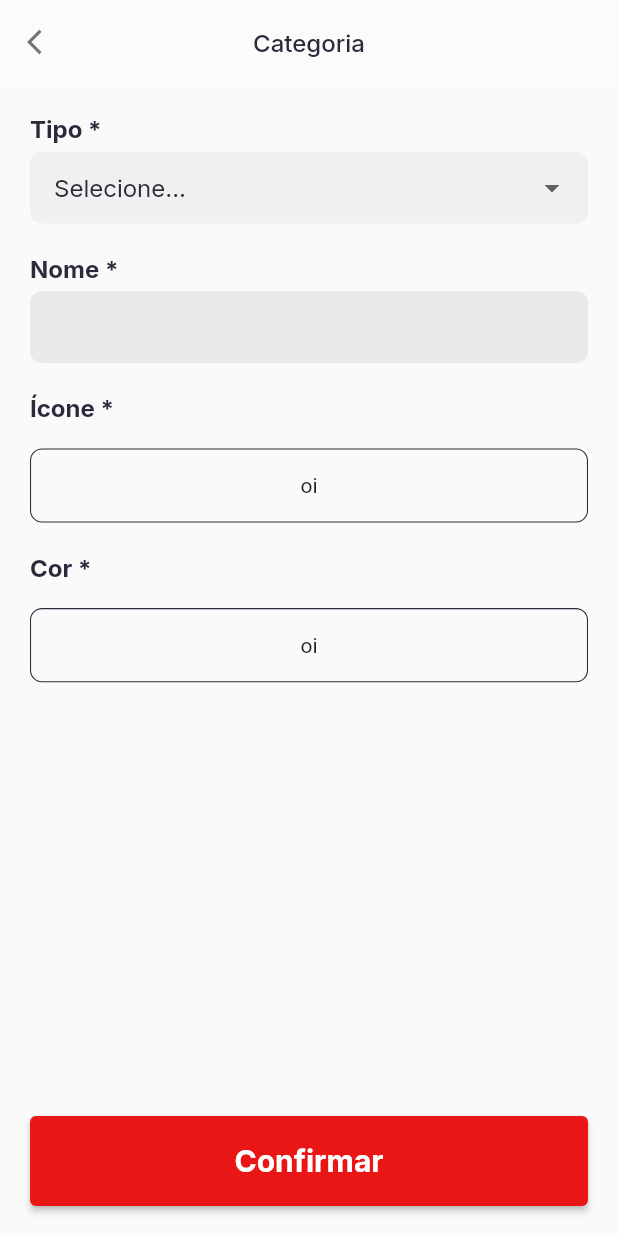
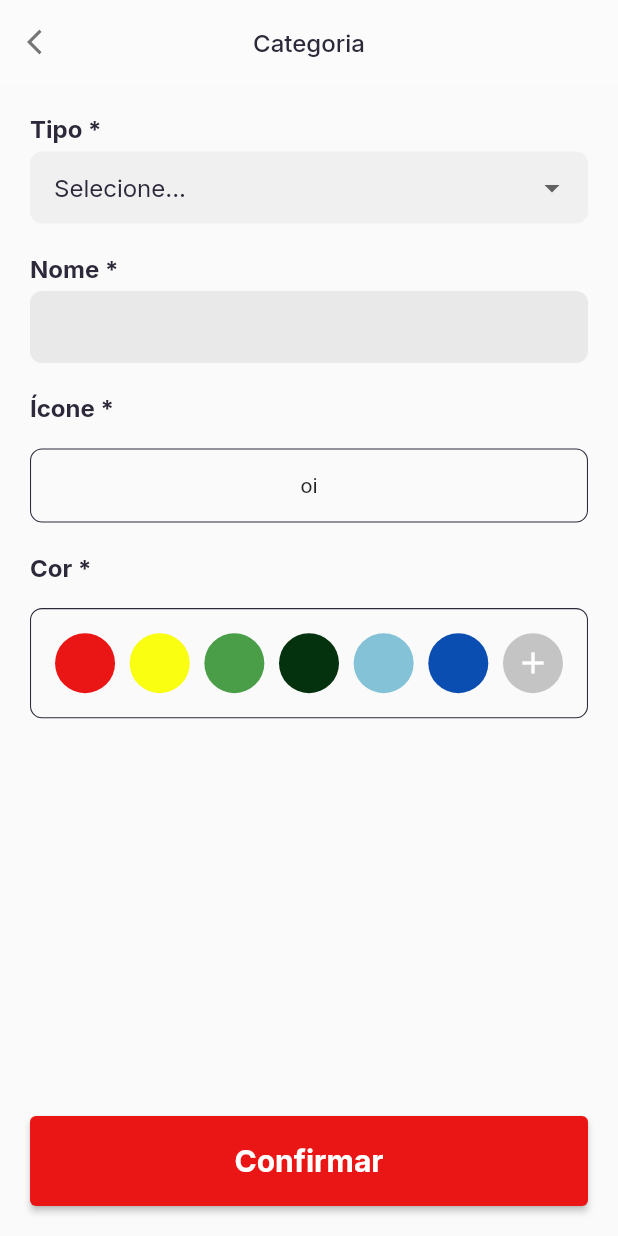
Before and after one commit to julialuciani/hermes_app, a Flutter app: the CategoryFormPage screen opened by its route, on a phone screen of 412 x 824 dp. Run offline on Flutter 3.47's test engine with Material 2 defaults, Android fonts, the phone set to English and light mode, and no system bars; our stand-ins replace cherry_toast, currency_text_input_formatter, dotted_border, event_bus, fl_chart, flutter_bloc and 6 more; accounts and stored records are empty; statements that could not run were skipped.

Commit message:
feat: setting colors and showing highlight colors in content box

```diff
--- a/lib/category/category/category_form_page.dart
+++ b/lib/category/category/category_form_page.dart
@@ -2,6 +2,7 @@ import 'package:flutter/material.dart';
 import 'package:flutter_modular/flutter_modular.dart';
 import 'package:hermes_app/shared/components/movement_type_dropdown/movement_type_dropdown.dart';
 import 'package:hermes_app/shared/components/movement_type_dropdown/movement_type_dropdown_cubit.dart';
+import 'package:hermes_app/shared/theme/app_colors.dart';
 import 'package:hermes_app/shared/widgets/content_box/content_box.dart';
 import 'package:hermes_app/shared/widgets/default_app_bar/default_app_bar.dart';
 import 'package:hermes_app/shared/widgets/default_button/default_button.dart';
@@ -47,9 +48,30 @@ class _CategoryFormPageState extends State<CategoryFormPage> {
               child: Center(child: Text('oi')),
             ),
             const SizedBox(height: 20),
-            const ContentBox(
+            ContentBox(
               outsideLabel: 'Cor *',
-              child: Center(child: Text('oi')),
+              child: Wrap(
+                alignment: WrapAlignment.spaceBetween,
+                spacing: 8,
+                children: [
+                  ...AppColors.colorsToHighlight.map(
+                    (color) {
+                      return CircleAvatar(
+                        backgroundColor: color,
+                        radius: 20,
+                      );
+                    },
+                  ),
+                  CircleAvatar(
+                    radius: 20,
+                    backgroundColor: AppColors.grey,
+                    child: Icon(
+                      Icons.add,
+                      color: AppColors.white,
+                    ),
+                  ),
+                ],
+              ),
             ),
             const SizedBox(height: 120),
           ],
--- a/lib/shared/entities/category_model.dart
+++ b/lib/shared/entities/category_model.dart
@@ -28,11 +28,11 @@ class CategoryModel extends BaseModel<CategoryModel> {
   }
 
   factory CategoryModel.fromMap(Map<String, dynamic> map) {
-    final color = Color.fromRGBO(
+    final color = Color.fromARGB(
+      map['alpha'],
       map['red'],
       map['green'],
       map['blue'],
-      1,
     );
 
     return CategoryModel(
--- a/lib/shared/theme/app_colors.dart
+++ b/lib/shared/theme/app_colors.dart
@@ -3,23 +3,134 @@ import 'package:flutter/material.dart';
 class AppColors {
   AppColors._();
 
+  // Orange/Yellow Tones
+  static Color brightYellow = const Color(0xFFFAFF11);
+  static const Color _yellowOrange2 = Color(0xFFF2D815);
+  static const Color _yellowOrange3 = Color(0xFFE9B11A);
+  static const Color _yellowOrange4 = Color(0xFFE1891E);
+  static const Color _yellowOrange5 = Color(0xFFD86222);
+
+  // Orange Tones
+  static Color lightOrange = const Color(0xFFEC8F5D);
+  static const Color _orange2 = Color(0xFFF08246);
+  static const Color _orange3 = Color(0xFFF4752F);
+  static const Color _orange4 = Color(0xFFF76717);
+  static Color basicOrange = const Color(0xFFFB5A00);
+
+  // Red Tones
+  static Color lightRed = const Color(0xFFF0B4B4);
+  static Color mediumRed = const Color(0xFFDF6262);
+  static Color red = const Color(0xFFEA1616);
+  static Color wine = const Color(0xFF781111);
+  static Color darkWine = const Color(0xFF610A0A);
+
+  // Blue Tones
+  static Color skyBlue = const Color(0xFF83C2D7);
+  static const Color _blue2 = Color(0xFF65A5CE);
+  static Color lightBlue = const Color(0xFF4788C4);
+  static const Color _blue4 = Color(0xFF296BBB);
   static Color darkBlue = const Color(0xFF0B4EB1);
-  static Color wine = const Color(0xFF781111);
-  static Color red = const Color(0xFFEA1616);
+
+  // Light Green Tones
+  static const Color _lightGreen1 = Color(0xFF9CDD9A);
+  static const Color _lightGreen2 = Color(0xFF88CD86);
+  static const Color _lightGreen3 = Color(0xFF73BE71);
+  static const Color _lightGreen4 = Color(0xFF5FAE5D);
+  static const Color _lightGreen5 = Color(0xFF4A9E48);
+
+  // Green/Dark Green Tones
+  static const Color _darkGreen1 = Color(0xFF93D2B6);
+  static const Color _darkGreen2 = Color(0xFF76B295);
+  static const Color _darkGreen3 = Color(0xFF3D7251);
+  static const Color _darkGreen4 = Color(0xFF205230);
+  static Color darkGreen = const Color(0xFF04320E);
+
+  //Purple Tones
+  static const Color _purple1 = Color(0xFF9E81C4);
+  static const Color _purple2 = Color(0xFF9061CD);
+  static const Color _purple3 = Color(0xFF8241D5);
+  static const Color _purple4 = Color(0xFF7320DE);
   static Color purple = const Color(0xFF6500E6);
-  static Color skyBlue = const Color(0xFF83C2D7);
-  static Color lightBlue = const Color(0xFF42ADCF);
-  static Color brightYellow = const Color(0xFFFAFF11);
-  static Color darkGreen = const Color(0xFF04320E);
-  static Color lightOrange = const Color(0xFFF07835);
-  static Color darkWine = const Color(0xFF610A0A);
-  static Color mediumRed = const Color(0xFFDF6262);
-  static Color lightRed = const Color(0xFFF0B4B4);
-  static Color basicOrange = const Color(0xFFFB5A00);
+
+  //Pink Tones
+  static const Color _pink1 = Color(0xFFE493A9);
+  static const Color _pink2 = Color(0xFFEA809D);
+  static const Color _pink3 = Color(0xFFF06D91);
+  static const Color _pink4 = Color(0xFFF65A84);
+  static const Color _pink5 = Color(0xFFFC4778);
+
+  //Dead Tones
+  static Color lightGrey = const Color(0xFFE9E9E9);
+  static Color mediumGrey = const Color(0xFFB39595);
+  static Color grey = const Color(0xFFC4C4C4);
+  static Color darkGrey = const Color(0xFF757575);
+  static Color black = const Color(0xFF2E293A);
+
   static Color white = const Color(0xFFFFFFFF);
-  static Color black = const Color(0xFF2E293A);
-  static Color grey = const Color(0xFFC4C4C4);
-  static Color mediumGrey = const Color(0xFFB39595);
-  static Color lightGrey = const Color(0xFFE9E9E9);
-  static Color darkGrey = const Color(0xFF757575);
+
+  static List<Color> allCategoriesColors = [
+    //Yellow / Orange
+    brightYellow,
+    _yellowOrange2,
+    _yellowOrange3,
+    _yellowOrange4,
+    _yellowOrange5,
+
+    //Orange
+    lightOrange, _orange2, _orange3, _orange4, basicOrange,
+
+    //Red
+    lightRed, mediumRed, red, wine, darkWine,
+
+    //Blue
+    skyBlue,
+    _blue2,
+    lightBlue,
+    _blue4,
+    darkBlue,
+
+    //Light Green
+    _lightGreen1,
+    _lightGreen2,
+    _lightGreen3,
+    _lightGreen4,
+    _lightGreen5,
+
+    //Dark Green
+    _darkGreen1,
+    _darkGreen2,
+    _darkGreen3,
+    _darkGreen4,
+    darkGreen,
+
+    //Purple
+    _purple1,
+    _purple2,
+    _purple3,
+    _purple4,
+    purple,
+
+    //Pink
+    _pink1,
+    _pink2,
+    _pink3,
+    _pink4,
+    _pink5,
+
+    //Dead Tones
+    lightGrey,
+    mediumGrey,
+    grey,
+    darkGrey,
+    black,
+  ];
+
+  static List<Color> colorsToHighlight = [
+    red,
+    brightYellow,
+    _lightGreen5,
+    darkGreen,
+    skyBlue,
+    darkBlue,
+  ];
 }
```
Also changed, not shown: lib/shared/database/seeds.dart (+40 -40 lines), lib/shared/entities/movement_model.dart (+10 -2 lines), 1 other file.
